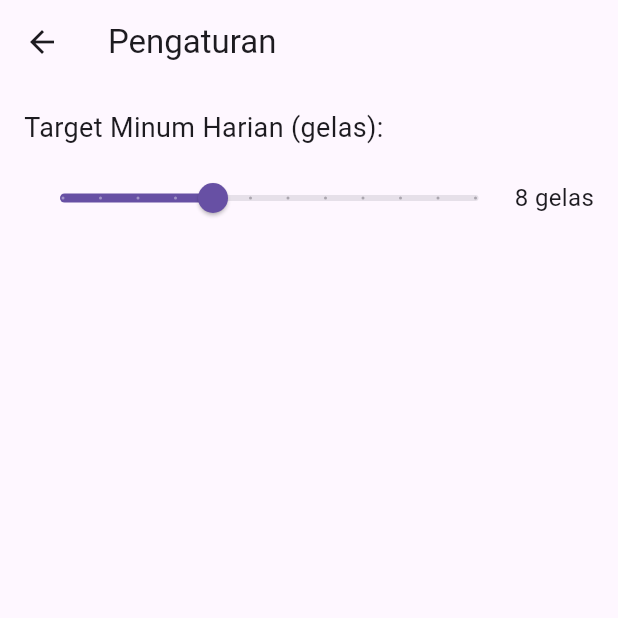
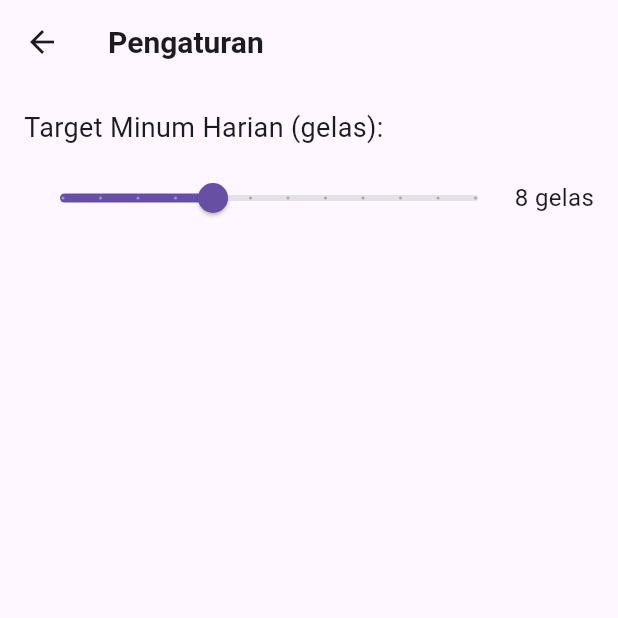
Before and after one commit to muhsyafwannabil/pengingat_minum, a Flutter app: the screen it shows after launch, after a tap on the "settings" icon, on a phone screen of 412 x 824 dp, the top half of it. Run offline on Flutter 3.47's test engine with Material 3 defaults, Android fonts, the phone set to English and light mode, and no system bars; our stand-ins replace fl_chart, shared_preferences.

Commit message:
Update main.dart

```diff
--- a/lib/main.dart
+++ b/lib/main.dart
@@ -13,7 +13,14 @@ class MyApp extends StatelessWidget {
     return MaterialApp(
       debugShowCheckedModeBanner: false,
       title: 'Pengingat Minum Air',
-      theme: ThemeData(primarySwatch: Colors.blue),
+      theme: ThemeData(
+        brightness: Brightness.light,
+        primarySwatch: Colors.blue,
+        textTheme: const TextTheme(
+          bodyMedium: TextStyle(fontSize: 16),
+          titleLarge: TextStyle(fontSize: 20, fontWeight: FontWeight.bold),
+        ),
+      ),
       home: const HomePage(),
     );
   }
```
